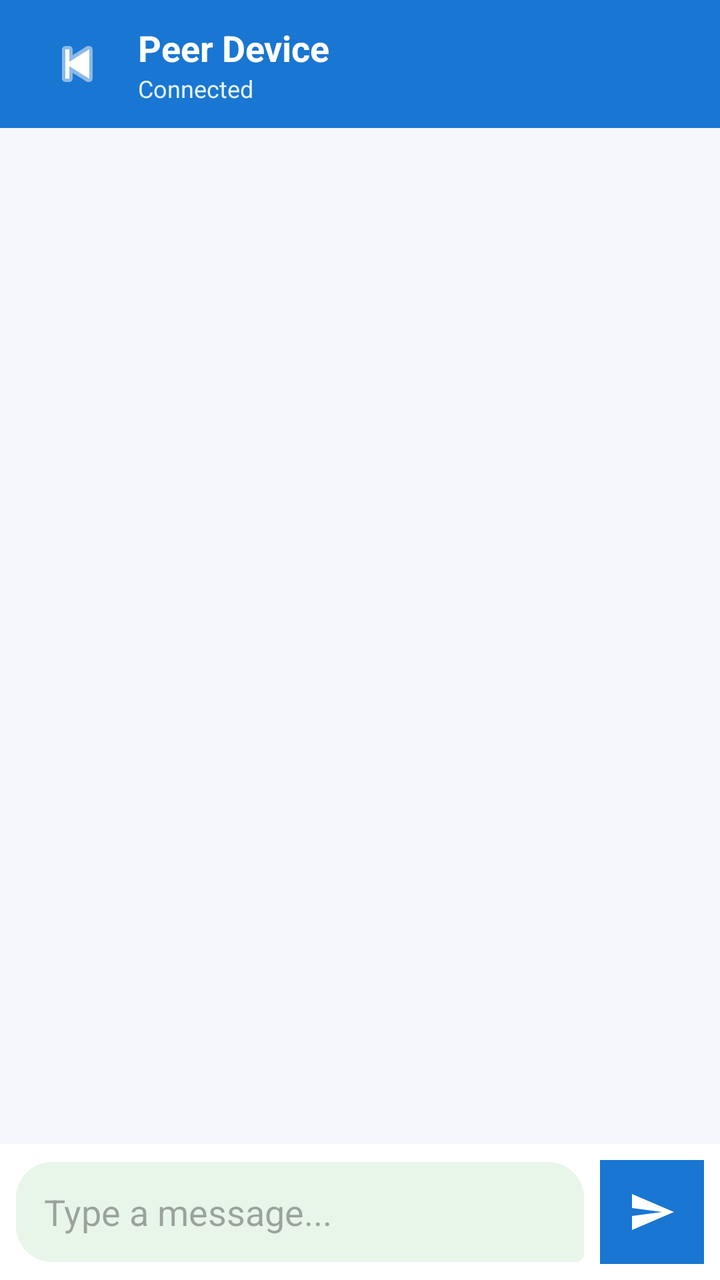
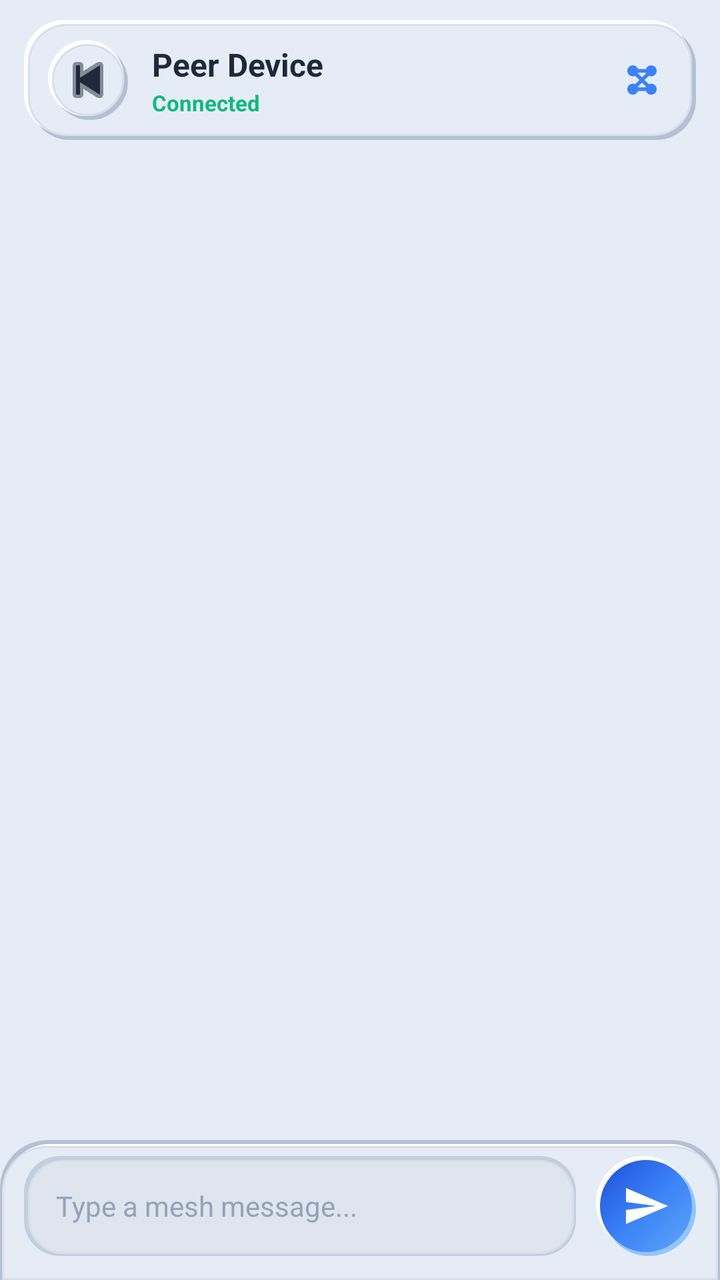

Two renders of the same Android screen: before a commit and after it. Below are the layout's source before the change and the commit's diff.
<!-- AndroidManifest.xml: application theme Theme.OMC -->
<!-- res/layout/activity_chat.xml -->
<?xml version="1.0" encoding="utf-8"?>
<LinearLayout xmlns:android="http://schemas.android.com/apk/res/android"
    android:layout_width="match_parent"
    android:layout_height="match_parent"
    android:orientation="vertical"
    android:background="#F5F7FA">

    
    <LinearLayout
        android:layout_width="match_parent"
        android:layout_height="64dp"
        android:orientation="horizontal"
        android:gravity="center_vertical"
        android:paddingStart="16dp"
        android:paddingEnd="16dp"
        android:background="#1976D2">

        <ImageButton
            android:id="@+id/backButton"
            android:layout_width="45dp"
            android:layout_height="45dp"
            android:background="@android:color/transparent"
            android:src="@android:drawable/ic_media_previous"
            android:tint="#FFFFFF"
            android:contentDescription="Back" />

        <LinearLayout
            android:layout_width="0dp"
            android:layout_height="wrap_content"
            android:layout_weight="1"
            android:orientation="vertical"
            android:layout_marginStart="8dp">

            <TextView
                android:id="@+id/chatPeerName"
                android:layout_width="wrap_content"
                android:layout_height="wrap_content"
                android:text="Peer Device"
                android:textColor="#FFFFFF"
                android:textSize="18sp"
                android:textStyle="bold" />

            <TextView
                android:id="@+id/chatPeerStatus"
                android:layout_width="wrap_content"
                android:layout_height="wrap_content"
                android:text="Connected"
                android:textColor="#E3F2FD"
                android:textSize="12sp" />

        </LinearLayout>

    </LinearLayout>

    
    <androidx.recyclerview.widget.RecyclerView
        android:id="@+id/messagesRecyclerView"
        android:layout_width="match_parent"
        android:layout_height="0dp"
        android:layout_weight="1"
        android:padding="12dp"
        android:clipToPadding="false" />

    
    <LinearLayout
        android:layout_width="match_parent"
        android:layout_height="wrap_content"
        android:orientation="horizontal"
        android:gravity="center_vertical"
        android:padding="8dp"
        android:background="#FFFFFF">

        <EditText
            android:id="@+id/messageInput"
            android:layout_width="0dp"
            android:layout_height="50dp"
            android:layout_weight="1"
            android:hint="Type a message..."
            android:inputType="textCapSentences|textMultiLine"
            android:maxLines="4"
            android:paddingStart="14dp"
            android:paddingEnd="14dp"
            android:background="@drawable/bg_message" />

        <ImageButton
            android:id="@+id/sendButton"
            android:layout_width="52dp"
            android:layout_height="52dp"
            android:layout_marginStart="8dp"
            android:background="#1976D2"
            android:src="@drawable/ic_send"
            android:contentDescription="Send message" />

    </LinearLayout>

</LinearLayout>
<!-- resources referenced by this layout -->
<resources>
  <!-- drawable bg_message (drawable) -->
  <?xml version="1.0" encoding="utf-8"?>
  <shape xmlns:android="http://schemas.android.com/apk/res/android"
      android:shape="rectangle">
  
      <solid android:color="#E8F5E9" />
  
      <corners
          android:topLeftRadius="18dp"
          android:topRightRadius="18dp"
          android:bottomLeftRadius="18dp"
          android:bottomRightRadius="4dp" />
  
      <padding
          android:left="14dp"
          android:top="10dp"
          android:right="14dp"
          android:bottom="10dp" />
  
  </shape>
  <style name="Theme.OMC" parent="Theme.Material3.DayNight.NoActionBar">
          <item name="colorPrimary">@color/purple_500</item>
          <item name="colorPrimaryVariant">@color/purple_700</item>
          <item name="colorOnPrimary">@color/white</item>
          <item name="colorSecondary">@color/teal_200</item>
          <item name="colorSecondaryVariant">@color/teal_700</item>
          <item name="colorOnSecondary">@color/black</item>
      </style>
  <color name="purple_500">#FF6200EE</color>
  <color name="purple_700">#FF3700B3</color>
  <color name="white">#FFFFFFFF</color>
  <color name="teal_200">#FF03DAC5</color>
  <color name="teal_700">#FF018786</color>
  <color name="black">#FF000000</color>
  <!-- unchanged entries left out for length: 1 -->
</resources>

<!-- the commit's change to res/layout/activity_chat.xml (unified diff, before → after) -->
@@ -3,25 +3,31 @@
     android:layout_width="match_parent"
     android:layout_height="match_parent"
     android:orientation="vertical"
-    android:background="#F5F7FA">
+    android:background="@color/neu_background">
 
     
     <LinearLayout
         android:layout_width="match_parent"
-        android:layout_height="64dp"
+        android:layout_height="wrap_content"
         android:orientation="horizontal"
         android:gravity="center_vertical"
-        android:paddingStart="16dp"
+        android:layout_marginStart="12dp"
+        android:layout_marginEnd="12dp"
+        android:layout_marginTop="10dp"
+        android:layout_marginBottom="6dp"
+        android:paddingStart="12dp"
+        android:paddingTop="10dp"
         android:paddingEnd="16dp"
-        android:background="#1976D2">
+        android:paddingBottom="10dp"
+        android:background="@drawable/bg_neu_card">
 
         <ImageButton
             android:id="@+id/backButton"
-            android:layout_width="45dp"
-            android:layout_height="45dp"
-            android:background="@android:color/transparent"
+            android:layout_width="40dp"
+            android:layout_height="40dp"
+            android:background="@drawable/bg_neu_circle_btn"
             android:src="@android:drawable/ic_media_previous"
-            android:tint="#FFFFFF"
+            android:tint="@color/neu_text_primary"
             android:contentDescription="Back" />
 
         <LinearLayout
@@ -29,26 +35,35 @@
             android:layout_height="wrap_content"
             android:layout_weight="1"
             android:orientation="vertical"
-            android:layout_marginStart="8dp">
+            android:layout_marginStart="12dp">
 
             <TextView
                 android:id="@+id/chatPeerName"
                 android:layout_width="wrap_content"
                 android:layout_height="wrap_content"
                 android:text="Peer Device"
-                android:textColor="#FFFFFF"
-                android:textSize="18sp"
+                android:textColor="@color/neu_text_primary"
+                android:textSize="16sp"
                 android:textStyle="bold" />
 
             <TextView
                 android:id="@+id/chatPeerStatus"
                 android:layout_width="wrap_content"
                 android:layout_height="wrap_content"
+                android:layout_marginTop="1dp"
                 android:text="Connected"
-                android:textColor="#E3F2FD"
-                android:textSize="12sp" />
+                android:textColor="@color/neu_accent_green"
+                android:textSize="11sp"
+                android:textStyle="bold" />
 
         </LinearLayout>
+
+        <ImageView
+            android:layout_width="22dp"
+            android:layout_height="22dp"
+            android:src="@drawable/ic_mesh"
+            android:tint="@color/neu_primary"
+            android:contentDescription="Mesh icon" />
 
     </LinearLayout>
 
@@ -58,7 +73,10 @@
         android:layout_width="match_parent"
         android:layout_height="0dp"
         android:layout_weight="1"
-        android:padding="12dp"
+        android:paddingStart="10dp"
+        android:paddingEnd="10dp"
+        android:paddingTop="6dp"
+        android:paddingBottom="6dp"
         android:clipToPadding="false" />
 
     
@@ -67,28 +85,36 @@
         android:layout_height="wrap_content"
         android:orientation="horizontal"
         android:gravity="center_vertical"
-        android:padding="8dp"
-        android:background="#FFFFFF">
+        android:paddingStart="12dp"
+        android:paddingEnd="12dp"
+        android:paddingTop="8dp"
+        android:paddingBottom="12dp"
+        android:background="@drawable/bg_neu_nav_dock">
 
         <EditText
             android:id="@+id/messageInput"
             android:layout_width="0dp"
             android:layout_height="50dp"
             android:layout_weight="1"
-            android:hint="Type a message..."
+            android:hint="Type a mesh message..."
+            android:textColorHint="@color/neu_text_tertiary"
+            android:textColor="@color/neu_text_primary"
             android:inputType="textCapSentences|textMultiLine"
             android:maxLines="4"
-            android:paddingStart="14dp"
-            android:paddingEnd="14dp"
-            android:background="@drawable/bg_message" />
+            android:paddingStart="16dp"
+            android:paddingEnd="16dp"
+            android:textSize="14sp"
+            android:background="@drawable/bg_neu_input" />
 
         <ImageButton
             android:id="@+id/sendButton"
-            android:layout_width="52dp"
-            android:layout_height="52dp"
-            android:layout_marginStart="8dp"
-            android:background="#1976D2"
+            android:layout_width="50dp"
+            android:layout_height="50dp"
+            android:layout_marginStart="10dp"
+            android:background="@drawable/bg_neu_circle_btn_primary"
             android:src="@drawable/ic_send"
+            android:tint="#FFFFFF"
+            android:padding="12dp"
             android:contentDescription="Send message" />
 
     </LinearLayout>
<!-- resource entries referenced after the edit -->
@@ -1,39 +1,301 @@
 <!-- resources referenced by this layout -->
 <resources>
-  <!-- drawable bg_message (drawable) -->
-  <?xml version="1.0" encoding="utf-8"?>
-  <shape xmlns:android="http://schemas.android.com/apk/res/android"
-      android:shape="rectangle">
-  
-      <solid android:color="#E8F5E9" />
-  
-      <corners
-          android:topLeftRadius="18dp"
-          android:topRightRadius="18dp"
-          android:bottomLeftRadius="18dp"
-          android:bottomRightRadius="4dp" />
-  
-      <padding
-          android:left="14dp"
-          android:top="10dp"
-          android:right="14dp"
-          android:bottom="10dp" />
-  
-  </shape>
+  <color name="neu_accent_green">#10B981</color>
+  <color name="neu_background">#E6ECF5</color>
+  <color name="neu_primary">#3B82F6</color>
+  <color name="neu_text_primary">#1E293B</color>
+  <color name="neu_text_tertiary">#94A3B8</color>
+  <!-- drawable bg_neu_card (drawable) -->
+  <?xml version="1.0" encoding="utf-8"?>
+  <layer-list xmlns:android="http://schemas.android.com/apk/res/android">
+      
+      <item
+          android:left="3dp"
+          android:top="3dp"
+          android:right="0dp"
+          android:bottom="0dp">
+          <shape android:shape="rectangle">
+              <corners android:radius="20dp" />
+              <solid android:color="@color/neu_dark_shadow" />
+          </shape>
+      </item>
+  
+      
+      <item
+          android:left="0dp"
+          android:top="0dp"
+          android:right="3dp"
+          android:bottom="3dp">
+          <shape android:shape="rectangle">
+              <corners android:radius="20dp" />
+              <solid android:color="@color/neu_light_shadow" />
+          </shape>
+      </item>
+  
+      
+      <item
+          android:left="2dp"
+          android:top="2dp"
+          android:right="2dp"
+          android:bottom="2dp">
+          <shape android:shape="rectangle">
+              <corners android:radius="19dp" />
+              <solid android:color="@color/neu_surface" />
+              <stroke
+                  android:width="1dp"
+                  android:color="@color/neu_border" />
+          </shape>
+      </item>
+  </layer-list>
+  <!-- drawable bg_neu_circle_btn (drawable) -->
+  <?xml version="1.0" encoding="utf-8"?>
+  <layer-list xmlns:android="http://schemas.android.com/apk/res/android">
+      
+      <item
+          android:left="2dp"
+          android:top="2dp"
+          android:right="0dp"
+          android:bottom="0dp">
+          <shape android:shape="oval">
+              <solid android:color="@color/neu_dark_shadow" />
+          </shape>
+      </item>
+  
+      
+      <item
+          android:left="0dp"
+          android:top="0dp"
+          android:right="2dp"
+          android:bottom="2dp">
+          <shape android:shape="oval">
+              <solid android:color="@color/neu_light_shadow" />
+          </shape>
+      </item>
+  
+      
+      <item
+          android:left="2dp"
+          android:top="2dp"
+          android:right="2dp"
+          android:bottom="2dp">
+          <shape android:shape="oval">
+              <solid android:color="@color/neu_surface" />
+              <stroke
+                  android:width="1dp"
+                  android:color="@color/neu_border" />
+          </shape>
+      </item>
+  </layer-list>
+  <!-- drawable bg_neu_circle_btn_primary (drawable) -->
+  <?xml version="1.0" encoding="utf-8"?>
+  <layer-list xmlns:android="http://schemas.android.com/apk/res/android">
+      
+      <item
+          android:left="3dp"
+          android:top="3dp"
+          android:right="0dp"
+          android:bottom="0dp">
+          <shape android:shape="oval">
+              <solid android:color="@color/neu_primary_shadow" />
+          </shape>
+      </item>
+  
+      
+      <item
+          android:left="0dp"
+          android:top="0dp"
+          android:right="3dp"
+          android:bottom="3dp">
+          <shape android:shape="oval">
+              <solid android:color="@color/neu_light_shadow" />
+          </shape>
+      </item>
+  
+      
+      <item
+          android:left="2dp"
+          android:top="2dp"
+          android:right="2dp"
+          android:bottom="2dp">
+          <shape android:shape="oval">
+              <gradient
+                  android:angle="135"
+                  android:startColor="@color/neu_primary_light"
+                  android:centerColor="@color/neu_primary"
+                  android:endColor="@color/neu_primary_dark"
+                  android:type="linear" />
+          </shape>
+      </item>
+  </layer-list>
+  <!-- drawable bg_neu_input (drawable) -->
+  <?xml version="1.0" encoding="utf-8"?>
+  <layer-list xmlns:android="http://schemas.android.com/apk/res/android">
+      
+      <item>
+          <shape android:shape="rectangle">
+              <corners android:radius="18dp" />
+              <solid android:color="@color/neu_inset_shadow" />
+          </shape>
+      </item>
+  
+      
+      <item
+          android:left="2dp"
+          android:top="2dp"
+          android:right="1dp"
+          android:bottom="1dp">
+          <shape android:shape="rectangle">
+              <corners android:radius="17dp" />
+              <solid android:color="@color/neu_inset_bg" />
+              <stroke
+                  android:width="1dp"
+                  android:color="@color/neu_border" />
+          </shape>
+      </item>
+  </layer-list>
+  <!-- drawable bg_neu_nav_dock (drawable) -->
+  <?xml version="1.0" encoding="utf-8"?>
+  <layer-list xmlns:android="http://schemas.android.com/apk/res/android">
+      
+      <item
+          android:left="0dp"
+          android:top="0dp"
+          android:right="0dp"
+          android:bottom="0dp">
+          <shape android:shape="rectangle">
+              <corners
+                  android:topLeftRadius="24dp"
+                  android:topRightRadius="24dp" />
+              <solid android:color="@color/neu_dark_shadow" />
+          </shape>
+      </item>
+  
+      
+      <item
+          android:left="2dp"
+          android:top="2dp"
+          android:right="2dp"
+          android:bottom="0dp">
+          <shape android:shape="rectangle">
+              <corners
+                  android:topLeftRadius="23dp"
+                  android:topRightRadius="23dp" />
+              <solid android:color="@color/neu_light_shadow" />
+          </shape>
+      </item>
+  
+      
+      <item
+          android:left="1dp"
+          android:top="3dp"
+          android:right="1dp"
+          android:bottom="0dp">
+          <shape android:shape="rectangle">
+              <corners
+                  android:topLeftRadius="22dp"
+                  android:topRightRadius="22dp" />
+              <solid android:color="@color/neu_surface" />
+              <stroke
+                  android:width="1dp"
+                  android:color="@color/neu_border" />
+          </shape>
+      </item>
+  </layer-list>
+  <!-- drawable ic_mesh (drawable) -->
+  <?xml version="1.0" encoding="utf-8"?>
+  <vector xmlns:android="http://schemas.android.com/apk/res/android"
+      android:width="24dp"
+      android:height="24dp"
+      android:viewportWidth="24"
+      android:viewportHeight="24">
+  
+      
+      <path
+          android:fillColor="#1976D2"
+          android:pathData="M6,7 L18,7 L18,17 L6,17 Z"
+          android:fillAlpha="0.0" />
+  
+      <path
+          android:strokeColor="#1976D2"
+          android:strokeWidth="2"
+          android:strokeLineCap="round"
+          android:pathData="M7,7 L17,17" />
+  
+      <path
+          android:strokeColor="#1976D2"
+          android:strokeWidth="2"
+          android:strokeLineCap="round"
+          android:pathData="M17,7 L7,17" />
+  
+      <path
+          android:strokeColor="#1976D2"
+          android:strokeWidth="2"
+          android:strokeLineCap="round"
+          android:pathData="M7,7 L17,7" />
+  
+      <path
+          android:strokeColor="#1976D2"
+          android:strokeWidth="2"
+          android:strokeLineCap="round"
+          android:pathData="M7,17 L17,17" />
+  
+      
+      <path
+          android:fillColor="#1976D2"
+          android:pathData="M7,4
+              C5.34,4 4,5.34 4,7
+              C4,8.66 5.34,10 7,10
+              C8.66,10 10,8.66 10,7
+              C10,5.34 8.66,4 7,4Z" />
+  
+      <path
+          android:fillColor="#1976D2"
+          android:pathData="M17,4
+              C15.34,4 14,5.34 14,7
+              C14,8.66 15.34,10 17,10
+              C18.66,10 20,8.66 20,7
+              C20,5.34 18.66,4 17,4Z" />
+  
+      <path
+          android:fillColor="#1976D2"
+          android:pathData="M7,14
+              C5.34,14 4,15.34 4,17
+              C4,18.66 5.34,20 7,20
+              C8.66,20 10,18.66 10,17
+              C10,15.34 8.66,14 7,14Z" />
+  
+      <path
+          android:fillColor="#1976D2"
+          android:pathData="M17,14
+              C15.34,14 14,15.34 14,17
+              C14,18.66 15.34,20 17,20
+              C18.66,20 20,18.66 20,17
+              C20,15.34 18.66,14 17,14Z" />
+  
+  </vector>
   <style name="Theme.OMC" parent="Theme.Material3.DayNight.NoActionBar">
-          <item name="colorPrimary">@color/purple_500</item>
-          <item name="colorPrimaryVariant">@color/purple_700</item>
-          <item name="colorOnPrimary">@color/white</item>
-          <item name="colorSecondary">@color/teal_200</item>
-          <item name="colorSecondaryVariant">@color/teal_700</item>
-          <item name="colorOnSecondary">@color/black</item>
+          <item name="colorPrimary">@color/neu_primary</item>
+          <item name="colorPrimaryVariant">@color/neu_primary_dark</item>
+          <item name="colorOnPrimary">@color/neu_text_on_primary</item>
+          <item name="colorSecondary">@color/neu_primary_light</item>
+          <item name="colorSecondaryVariant">@color/neu_primary_dark</item>
+          <item name="colorOnSecondary">@color/neu_text_primary</item>
+          <item name="android:windowBackground">@color/neu_background</item>
+          <item name="android:colorBackground">@color/neu_background</item>
+          <item name="android:statusBarColor">@color/neu_background</item>
+          <item name="android:windowLightStatusBar">true</item>
+          <item name="android:navigationBarColor">@color/neu_background</item>
       </style>
-  <color name="purple_500">#FF6200EE</color>
-  <color name="purple_700">#FF3700B3</color>
-  <color name="white">#FFFFFFFF</color>
-  <color name="teal_200">#FF03DAC5</color>
-  <color name="teal_700">#FF018786</color>
-  <color name="black">#FF000000</color>
+  <color name="neu_dark_shadow">#B4C1D4</color>
+  <color name="neu_light_shadow">#FFFFFF</color>
+  <color name="neu_surface">#E6ECF5</color>
+  <color name="neu_border">#D6DFEB</color>
+  <color name="neu_primary_shadow">#93C5FD</color>
+  <color name="neu_primary_light">#60A5FA</color>
+  <color name="neu_primary_dark">#1D4ED8</color>
+  <color name="neu_inset_shadow">#C3CFDF</color>
+  <color name="neu_inset_bg">#DFE5EE</color>
+  <color name="neu_text_on_primary">#FFFFFF</color>
   <!-- unchanged entries left out for length: 1 -->
 </resources>
 
